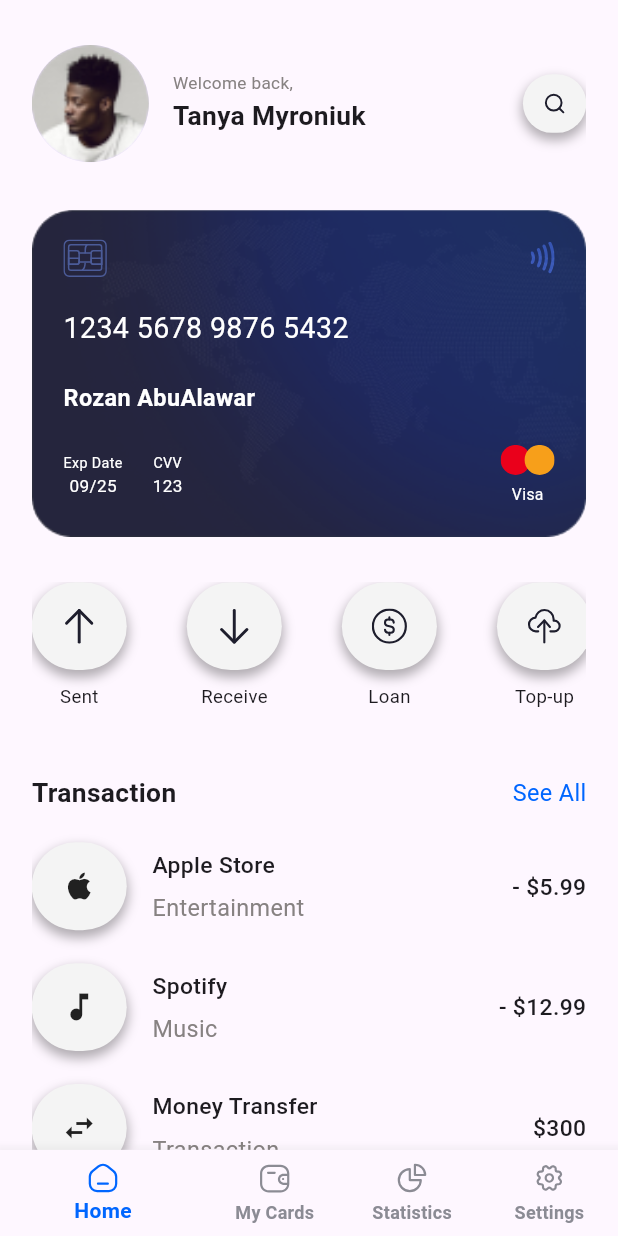
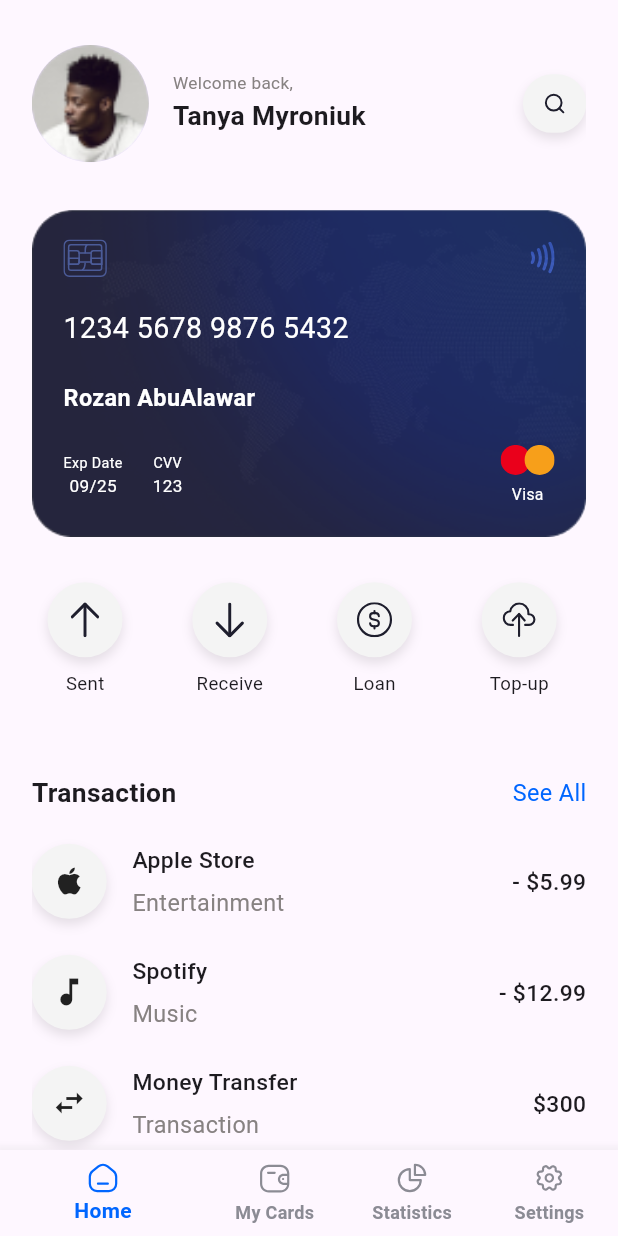
Before and after one commit to rozan-alawar/BankPick, a Flutter app: the screen it shows after launch, on a phone screen of 412 x 824 dp. Run offline on Flutter 3.47's test engine with Material 3 defaults, Android fonts, the phone set to English and light mode, and no system bars; our stand-ins replace dio, easy_localization, fl_chart, flutter_screenutil, flutter_spinkit, flutter_svg and 2 more; Roboto replaces fonts that are missing (Nunito).

Commit message:
Fix Problems

```diff
--- a/lib/core/common_widget/circular_card.dart
+++ b/lib/core/common_widget/circular_card.dart
@@ -11,15 +11,14 @@ class CircularCard extends StatelessWidget {
   @override
   Widget build(BuildContext context) {
     return  Container(
-      width:width?? 60.w,
-      height:height?? 60.h,
+      width:width?? 50,
+      height:height?? 50,
 
       decoration: BoxDecoration(
           boxShadow: [
             BoxShadow(
-              color: Colors.black.withOpacity(0.3),
+              color: Colors.black.withOpacity(0.1),
               blurRadius: 6,
-              spreadRadius: 1,
               offset: const Offset(0, 4),
             )
           ],
--- a/lib/presentation/card/card_screen.dart
+++ b/lib/presentation/card/card_screen.dart
@@ -43,8 +43,8 @@ class CardScreen extends StatelessWidget {
                         sl<NavigationService>().navigateTo(Routes.show_cards),
                     child: CircularCard(
                       widget: const Icon(Icons.add),
-                      width: 45.w,
-                      height: 45.h,
+                      width: 45,
+                      height: 45,
                     ),
                   ),
                 ],
--- a/lib/presentation/card/send_money_screen.dart
+++ b/lib/presentation/card/send_money_screen.dart
@@ -30,7 +30,7 @@ class SendMoneyScreen extends StatelessWidget {
     return Scaffold(
       body: Column(
         children: [
-          20.height,
+          // 20.height,
           Padding(
             padding: EdgeInsets.symmetric(horizontal: 20.w, vertical: 20.h),
             child: Row(
@@ -105,7 +105,7 @@ class SendMoneyScreen extends StatelessWidget {
                 PrimaryText(
                   'Send to',
                   fontWeight: FontWeight.w500,
-                ),
+               ),
               ],
             ),
           ),
--- a/lib/presentation/card/show_cards_screen.dart
+++ b/lib/presentation/card/show_cards_screen.dart
@@ -38,8 +38,8 @@ class CardsScreen extends StatelessWidget {
                         IconAssets.arrow_back,
                         color: Colors.black,
                       ),
-                      width: 45.w,
-                      height: 45.h,
+                      width: 45,
+                      height: 45,
                     ),
                   ),
                   100.width,
--- a/lib/presentation/home/transaction_buttons_section.dart
+++ b/lib/presentation/home/transaction_buttons_section.dart
@@ -24,15 +24,15 @@ class TransactionButtons extends StatelessWidget {
     return SizedBox(
       height: 110.h,
       child: ListView.separated(
-        separatorBuilder: (context, index) => 40.width,
-        physics: NeverScrollableScrollPhysics(),
+        separatorBuilder: (context, index)=>SizedBox(),
+        physics: const NeverScrollableScrollPhysics(),
         scrollDirection: Axis.horizontal,
         itemCount: 4,
-        itemBuilder: (context, index) => Column(
+        itemBuilder: (context, index) => Padding(
+         padding:  EdgeInsetsDirectional.only(start: index==0?10.w:22.w,end:index==transactionnButtonLable.length-1?10.w:22.w, ),
+          child: Column(
             children: [
               CircularCard(
-              width: 60.w,
-              height: 60.h,
                 widget: Center(
                     child: SvgPicture.asset(
                   transactionnButtonIcons[index],
@@ -43,12 +43,12 @@ class TransactionButtons extends StatelessWidget {
               8.height,
               PrimaryText(
                 transactionnButtonLable[index],
-              // fontWeight: FontWeight.w600,
                 fontSize: 13.sp,
               ),
             ],
           ),
         ),
+      ),
     );
   }
 }
--- a/lib/presentation/settings/language_screen.dart
+++ b/lib/presentation/settings/language_screen.dart
@@ -67,8 +67,8 @@ class _LanguageScreenState extends State<LanguageScreen> {
                       IconAssets.arrow_back,
                       color: Colors.black,
                     ),
-                    width: 45.w,
-                    height: 45.h,
+                    width: 45,
+                    height: 45,
                   ),
                 ),
                 80.width,
--- a/lib/presentation/settings/settings_screen.dart
+++ b/lib/presentation/settings/settings_screen.dart
@@ -19,6 +19,7 @@ class SettingsScreen extends StatelessWidget {
     return Scaffold(
       body: Padding(
         padding: EdgeInsets.symmetric(horizontal: 20.w, vertical: 20.h),
+        child: SingleChildScrollView(
           child: Column(
             crossAxisAlignment: CrossAxisAlignment.start,
             children: [
@@ -33,8 +34,8 @@ class SettingsScreen extends StatelessWidget {
                   ),
                   CircularCard(
                     widget: Icon(Icons.logout_rounded),
-                  width: 45.w,
-                  height: 45.h,
+                    width: 45,
+                    height: 45,
                   ),
                 ],
               ),
@@ -161,6 +162,7 @@ class SettingsScreen extends StatelessWidget {
             ],
           ),
         ),
+      ),
     );
   }
 }
--- a/lib/presentation/statistic/statistics_screen.dart
+++ b/lib/presentation/statistic/statistics_screen.dart
@@ -43,8 +43,8 @@ class StatisticsScreen extends StatelessWidget {
                         IconAssets.notification,
                         color: Colors.black,
                       ),
-                      width: 45.w,
-                      height: 45.h,
+                      width: 45,
+                      height: 45,
                     ),
                   ),
                 ],
```
Also changed, not shown: lib/presentation/card/add_card_screen.dart (+5 -3 lines). Lines whose indentation alone changed are shown as unchanged.
